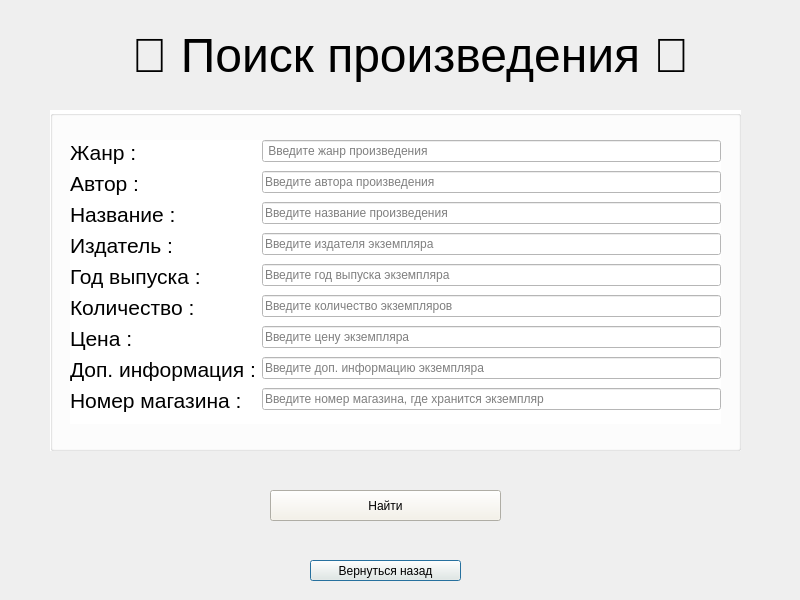
Qt form finditem_admin.ui (mamam111a/2-year_coursework_client) before a commit.
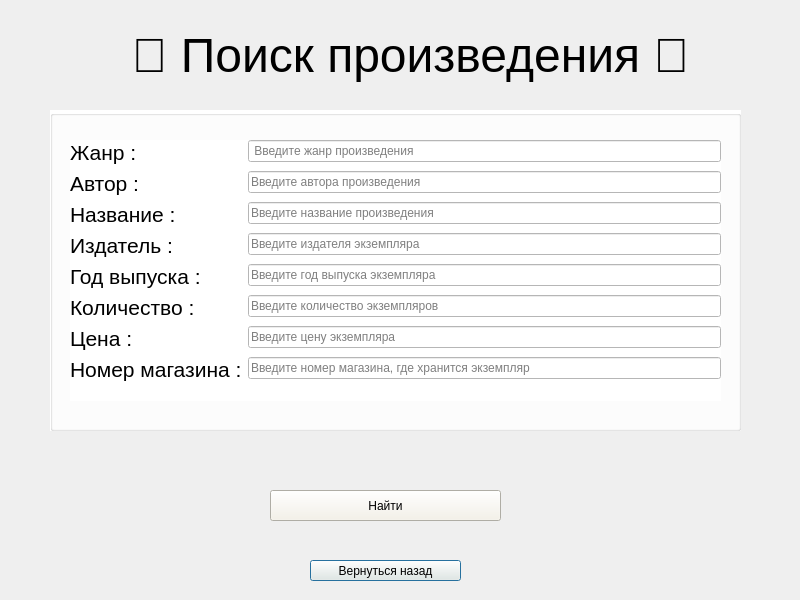
The same form after that commit.

Patch:
```diff
--- a/finditem_admin.ui
+++ b/finditem_admin.ui
@@ -51,7 +51,7 @@
      <x>50</x>
      <y>110</y>
      <width>691</width>
-     <height>341</height>
+     <height>321</height>
     </rect>
    </property>
    <property name="styleSheet">
@@ -66,7 +66,7 @@
       <x>20</x>
       <y>30</y>
       <width>651</width>
-      <height>284</height>
+      <height>261</height>
      </rect>
     </property>
     <layout class="QFormLayout" name="formLayout">
@@ -169,27 +169,13 @@
       </widget>
      </item>
      <item row="7" column="0">
-      <widget class="QLabel" name="label_8">
-       <property name="text">
-        <string>&lt;html&gt;&lt;head/&gt;&lt;body&gt;&lt;p&gt;&lt;span style=&quot; font-size:16pt;&quot;&gt;Доп. информация :&lt;/span&gt;&lt;/p&gt;&lt;/body&gt;&lt;/html&gt;</string>
-       </property>
-      </widget>
-     </item>
-     <item row="7" column="1">
-      <widget class="QLineEdit" name="additional_info">
-       <property name="placeholderText">
-        <string>Введите доп. информацию экземпляра</string>
-       </property>
-      </widget>
-     </item>
-     <item row="8" column="0">
       <widget class="QLabel" name="dfgdgf">
        <property name="text">
         <string>&lt;html&gt;&lt;head/&gt;&lt;body&gt;&lt;p&gt;&lt;span style=&quot; font-size:16pt;&quot;&gt;Номер магазина :&lt;/span&gt;&lt;/p&gt;&lt;/body&gt;&lt;/html&gt;</string>
        </property>
       </widget>
      </item>
-     <item row="8" column="1">
+     <item row="7" column="1">
       <widget class="QLineEdit" name="numberShop">
        <property name="placeholderText">
         <string>Введите номер магазина, где хранится экземпляр</string>
```
